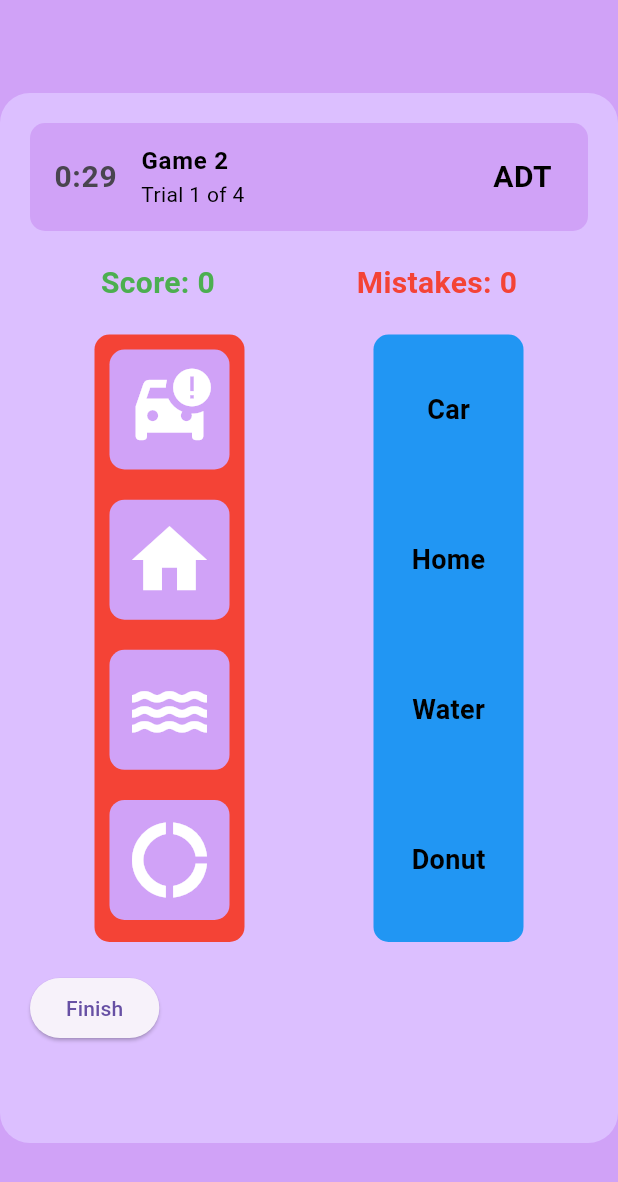
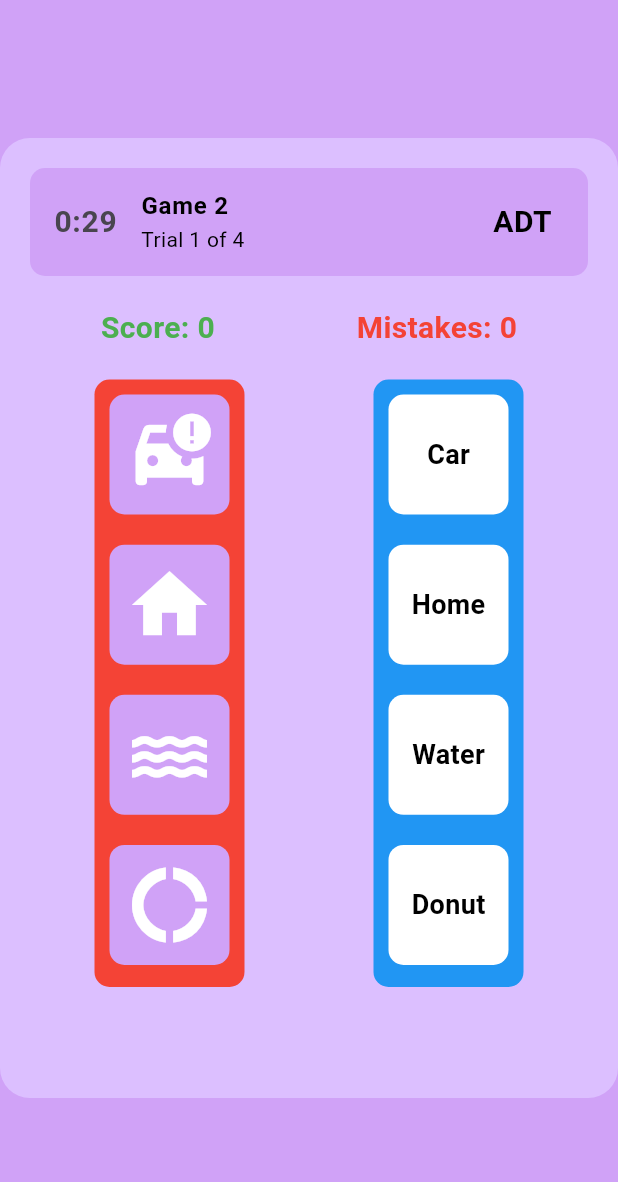
Before and after one commit to MohamedAlyMatar/Kids_App, a Flutter app: the GameTwoTrial screen opened by its route, after a tap on "Start", on a phone screen of 412 x 824 dp. Shown: the top 1182 px of the screen. Run offline on Flutter 3.47's test engine with Material 3 defaults, Android fonts, the phone set to English and light mode, and no system bars; drawn by our look-alikes of flutter_animate; our stand-ins replace audioplayers, awesome_dialog, bloc, equatable, flutter_bloc.

Commit message:
added game services to improve code structure in game 2

```diff
--- a/lib/src/features/Game_Two/presentation/pages/game_two_trial.dart
+++ b/lib/src/features/Game_Two/presentation/pages/game_two_trial.dart
@@ -8,9 +8,9 @@ import 'package:kids_app/src/features/Game_One/presentation/widgets/timer.dart';
 import 'package:kids_app/src/features/Game_Two/data/datasources/game_services.dart';
 import 'package:kids_app/src/features/Game_Two/data/models/item_model.dart';
 import 'package:kids_app/src/features/Game_Two/presentation/bloc/game_two_bloc.dart';
-import 'package:kids_app/src/features/Game_Two/presentation/widgets/draggable_items.dart';
-import 'package:kids_app/src/features/Game_Two/presentation/widgets/destination_items.dart';
-import 'package:kids_app/src/features/Game_Two/presentation/widgets/timer_widget.dart';
+// import 'package:kids_app/src/features/Game_Two/presentation/widgets/draggable_items.dart';
+// import 'package:kids_app/src/features/Game_Two/presentation/widgets/destination_items.dart';
+// import 'package:kids_app/src/features/Game_Two/presentation/widgets/timer_widget.dart';
 
 class GameTwoTrial extends StatefulWidget {
   @override
@@ -20,7 +20,6 @@ class GameTwoTrial extends StatefulWidget {
 class _GameTwoTrialState extends State<GameTwoTrial> {
   final GameService _gameService = GameService();
   final GlobalKey<CountdownTimerState> timerKey = GlobalKey();
-  int timerCount = 30;
   bool startGame = true;
 
   @override
@@ -40,11 +39,18 @@ class _GameTwoTrialState extends State<GameTwoTrial> {
     timerKey.currentState?.startTimer();
   }
 
+  void nextTrial() {
+    _gameService.initGame();
+    _gameService.currentTrial += 1;
+    startGame = true;
+    timerKey.currentState?.resetTimer();
+  }
+
   void _showResults(BuildContext context) {
     // Access the CountdownTimerState to get the remaining time
     final timerState = context.findAncestorStateOfType<CountdownTimerState>();
     int remainingTime = timerState?.getRemainingTime ?? 0;
-    int timeTaken = timerCount - remainingTime;
+    int timeTaken = _gameService.timerCount - remainingTime;
 
     print("The player took $timeTaken seconds to submit the answer.");
 
@@ -65,7 +71,7 @@ class _GameTwoTrialState extends State<GameTwoTrial> {
       },
       btnOkOnPress: () {
         _gameService.saveUserResponses();
-        _gameService.nextTrial();
+        nextTrial();
         setState(() {});
       },
     ).show();
@@ -79,7 +85,7 @@ class _GameTwoTrialState extends State<GameTwoTrial> {
         body: Center(
           child: Container(
             width: 600,
-            height: 700,
+            height: 640,
             padding: const EdgeInsets.all(20),
             decoration: BoxDecoration(
               color: AppColors.primaryColor,
@@ -92,7 +98,7 @@ class _GameTwoTrialState extends State<GameTwoTrial> {
                 Tileheading(
                   timer: CountdownTimer(
                     key: timerKey,
-                    initialTime: timerCount,
+                    initialTime: _gameService.timerCount,
                     onTimerEnd: onTimerEnd,
                   ),
                   title: "Game 2",
@@ -255,8 +261,8 @@ class _GameTwoTrialState extends State<GameTwoTrial> {
                                       Container(
                                 decoration: BoxDecoration(
                                   color: item.accepting
-                                      ? Colors.green
-                                      : Colors.blue,
+                                      ? Colors.white
+                                      : Colors.white,
                                   borderRadius: BorderRadius.circular(10),
                                 ),
                                 margin: const EdgeInsets.all(10),
@@ -266,7 +272,7 @@ class _GameTwoTrialState extends State<GameTwoTrial> {
                                 alignment: Alignment.center,
                                 child: item.matched
                                     ? Icon(item.icon,
-                                        color: Colors.greenAccent, size: 60)
+                                        color: Colors.green, size: 60)
                                     : Text(
                                         item.name,
                                         style: const TextStyle(
@@ -280,16 +286,9 @@ class _GameTwoTrialState extends State<GameTwoTrial> {
                         ),
                       )
                           .animate(
-                              target: GameService().shake == true ? 1.0 : 0.0)
+                              target: _gameService.shake == true ? 1.0 : 0.0)
                           .shake(),
                     ],
-                  ),
-                  const SizedBox(height: 20),
-                  ElevatedButton(
-                    onPressed: () {
-                      _showResults(context);
-                    },
-                    child: const Text("Finish"),
                   ),
                 ],
               ],
```
Also changed, not shown: lib/src/features/Game_Two/data/datasources/game_services.dart (+4 -7 lines), lib/src/features/Game_Two/presentation/pages/old_trial_code.dart (renamed from lib/src/features/Game_Two/presentation/pages/test.dart).
